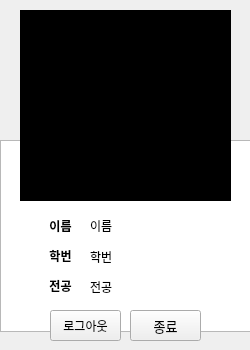
Before: the Qt Designer form project/studentCard.ui in Tarel-IoT-PK/Campus, drawn with Qt 5.
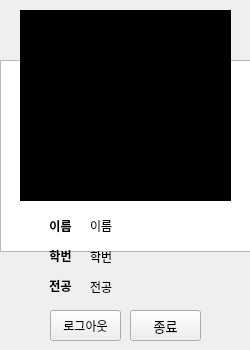
After: the same form once the commit is applied.

The edit to the form file:
```diff
--- a/project/studentCard.ui
+++ b/project/studentCard.ui
@@ -205,7 +205,7 @@
    <property name="geometry">
     <rect>
      <x>0</x>
-     <y>140</y>
+     <y>60</y>
      <width>256</width>
      <height>192</height>
     </rect>
```
